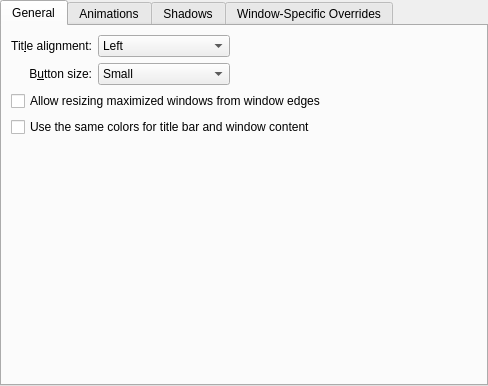
The window that kdecoration/config/ui/oxygenconfigurationui.ui (KDE/oxygen) describes before a commit, drawn with Qt 5.
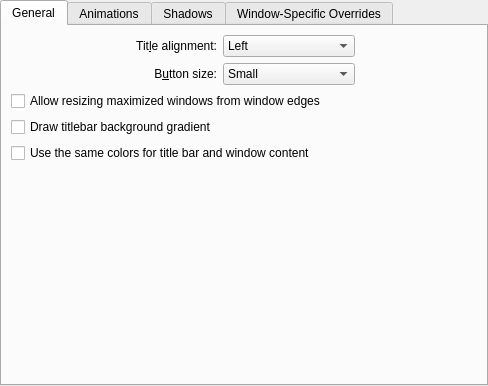
The same window after the commit. Custom widgets are drawn as their Qt base class.

Commit message: Reimplement window decoration background gradient toggle

```diff
--- a/kdecoration/config/ui/oxygenconfigurationui.ui
+++ b/kdecoration/config/ui/oxygenconfigurationui.ui
@@ -138,6 +138,13 @@
          </property>
         </widget>
        </item>
+       <item row="3" column="0">
+        <widget class="QCheckBox" name="drawBackgroundGradient">
+         <property name="text">
+          <string>Draw titlebar background gradient</string>
+         </property>
+        </widget>
+       </item>
       </layout>
      </widget>
      <widget class="QWidget" name="tab_3">
```
Left out of the diff: 16 changed lines with no effect on the pictures. The commit also changes 3 other files.
